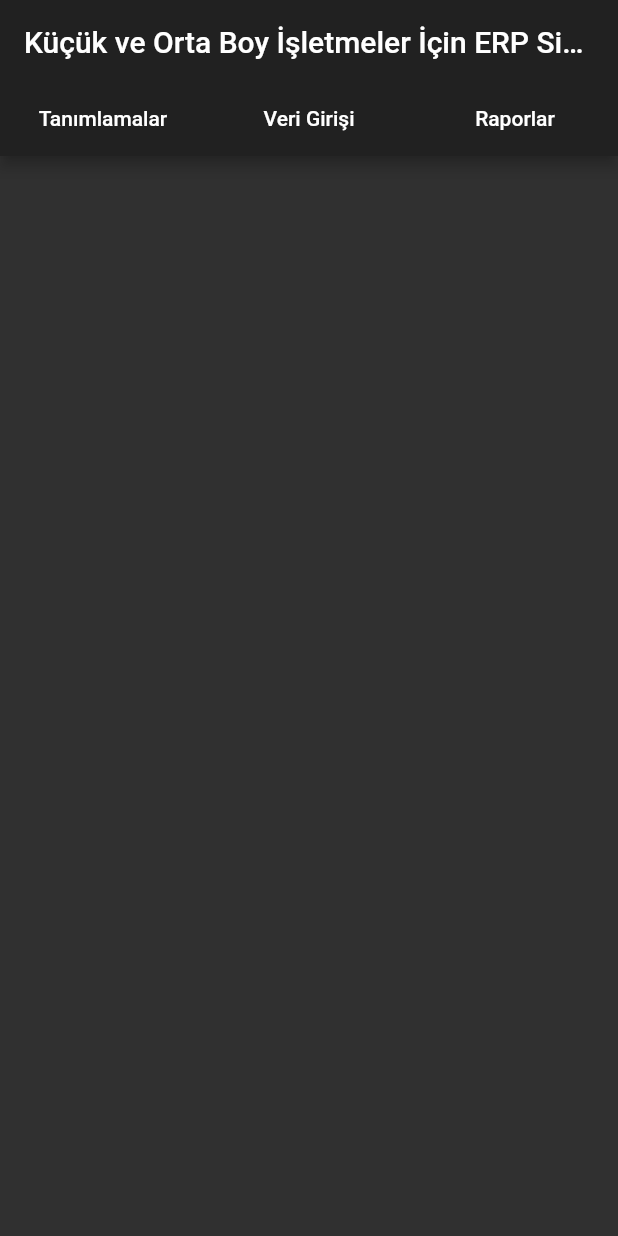
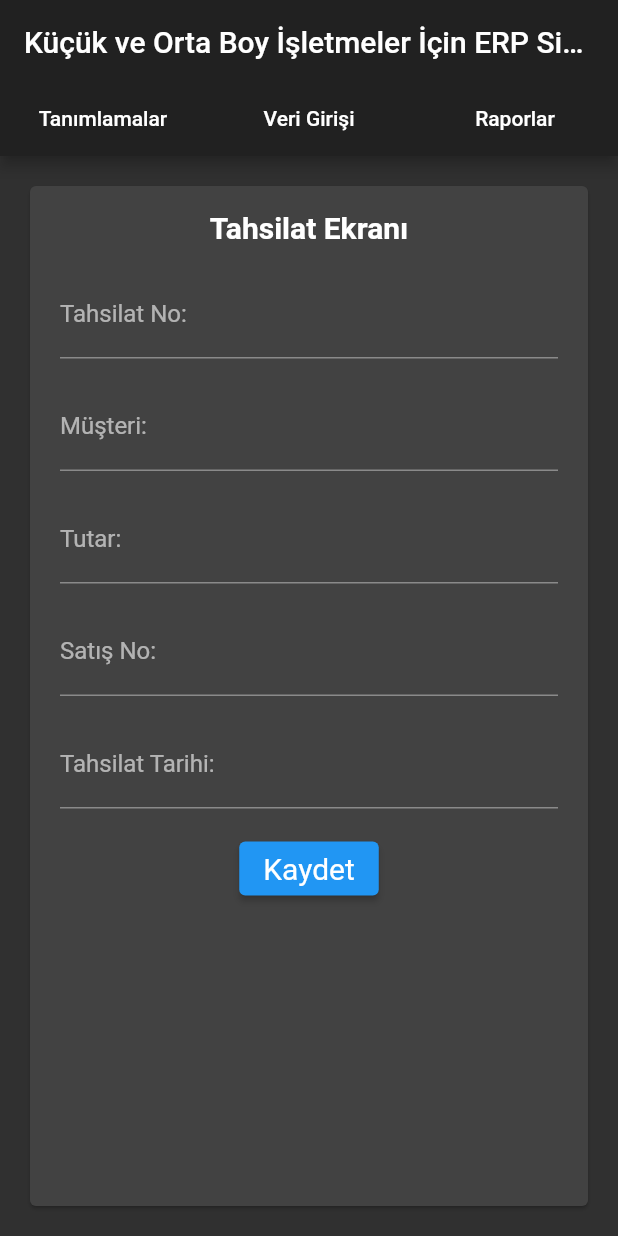
Before and after one commit to miragessee/FlutterERP, a Flutter app: the screen it shows after launch, tab 2 chosen, after a tap on "Tahsilatlar", on a phone screen of 412 x 824 dp. Run offline on Flutter 3.47's test engine with Material 2 defaults, Android fonts, the light colour scheme and no system bars.

Commit message:
tahsilatlar sayfasi eklendi

```diff
--- a/lib/main.dart
+++ b/lib/main.dart
@@ -351,9 +351,18 @@ class _MyHomePageState extends State<MyHomePage> {
                           endIndent: 0,
                         ),
                       ),
-                      const PopupMenuItem<WhyFarther>(
-                        value: WhyFarther.selfStarter,
-                        child: Text('Tahsilatlar'),
+                      PopupMenuItem<WhyFarther>(
+                        value: WhyFarther.harder,
+                        child: ListTile(
+                          title: Text("Tahsilatlar"),
+                          onTap: () {
+                            print('tahsilatlar tikladin');
+                            Navigator.pop(context);
+                            _controller.animateToPage(16,
+                                duration: Duration(seconds: 1),
+                                curve: Curves.easeOut);
+                          },
+                        ),
                       ),
                       const PopupMenuItem<WhyFarther>(
                         value: WhyFarther.selfStarter,
@@ -2134,6 +2143,109 @@ class _MyHomePageState extends State<MyHomePage> {
                                 validator: (value) {
                                   if (value!.isEmpty) {
                                     return 'Lütfen Durum giriniz';
+                                  }
+                                  return null;
+                                },
+                              ),
+                              const SizedBox(height: 16),
+                              ElevatedButton(
+                                style: style,
+                                onPressed: () {},
+                                child: const Text('Kaydet'),
+                              ),
+                            ],
+                          ),
+                        ),
+                      ),
+                    ],
+                  ),
+                ],
+              ),
+            ),
+            Card(
+              margin: const EdgeInsets.only(
+                  left: 20.0, right: 20.0, top: 20, bottom: 20),
+              child: Column(
+                mainAxisSize: MainAxisSize.min,
+                children: <Widget>[
+                  ListTile(
+                    title: Center(
+                        child: Text('Tahsilat Ekranı',
+                            style: Theme.of(context)
+                                .textTheme
+                                .headline6!
+                                .copyWith(fontWeight: FontWeight.bold))),
+                  ),
+                  Row(
+                    mainAxisAlignment: MainAxisAlignment.center,
+                    children: <Widget>[
+                      Flexible(
+                        child: Container(
+                          width: MediaQuery.of(context).size.width,
+                          margin: const EdgeInsets.only(
+                              left: 20.0, right: 20.0),
+                          child: Column(
+                            children: [
+                              TextFormField(
+                                readOnly: false,
+                                decoration: const InputDecoration(
+                                  labelText: 'Tahsilat No:',
+                                ),
+                                validator: (value) {
+                                  if (value!.isEmpty) {
+                                    return 'Lütfen Tahsilat No giriniz';
+                                  }
+                                  return null;
+                                },
+                              ),
+                              const SizedBox(height: 16),
+                              TextFormField(
+                                readOnly: false,
+                                decoration: const InputDecoration(
+                                  labelText: 'Müşteri:',
+                                ),
+                                validator: (value) {
+                                  if (value!.isEmpty) {
+                                    return 'Lütfen Müşteri giriniz';
+                                  }
+                                  return null;
+                                },
+                              ),
+                              const SizedBox(height: 16),
+                              TextFormField(
+                                readOnly: false,
+                                decoration: const InputDecoration(
+                                  labelText: 'Tutar:',
+                                ),
+                                validator: (value) {
+                                  if (value!.isEmpty) {
+                                    return 'Lütfen Tutar giriniz';
+                                  }
+                                  return null;
+                                },
+                              ),
+                              const SizedBox(height: 16),
+                              TextFormField(
+                                readOnly: false,
+                                decoration: const InputDecoration(
+                                  labelText: 'Satış No:',
+                                ),
+                                validator: (value) {
+                                  if (value!.isEmpty) {
+                                    return 'Lütfen Satış No giriniz';
+                                  }
+                                  return null;
+                                },
+                              ),
+                              const SizedBox(height: 16),
+                              TextFormField(
+                                readOnly: false,
+                                decoration: const InputDecoration(
+                                  labelText: 'Tahsilat Tarihi:',
+                                ),
+                                validator: (value) {
+                                  if (value!.isEmpty) {
+                                    return 'Lütfen Tahsilat Tarihi giriniz';
                                   }
                                   return null;
                                 },
```
